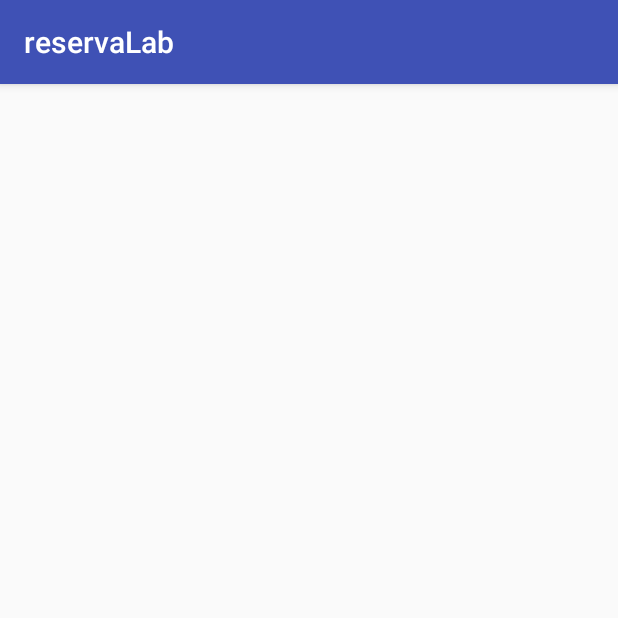
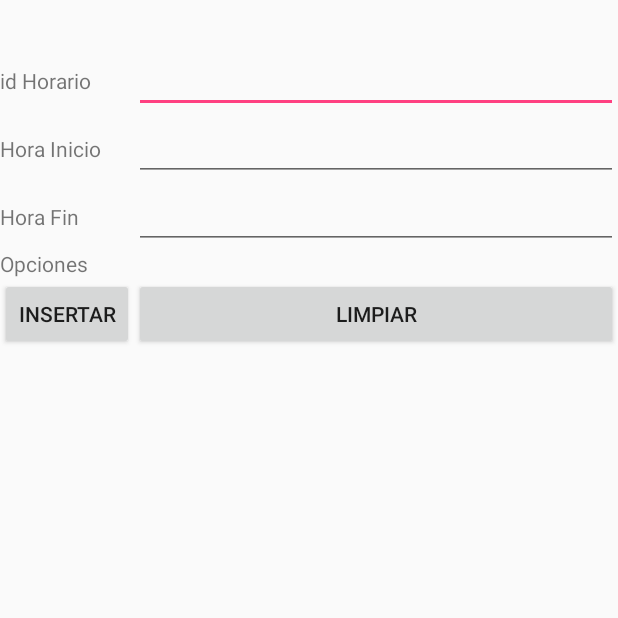
Before and after one commit to VeronicaC8/reservaLab, an Android app: the HorarioInsertarActivity screen opened directly, with no data from a screen before it, on a phone screen of 412 x 824 dp, the top half of it. Run offline under Robolectric (Android 15) with nearby library versions, the phone set to English and light mode, and no system bars.

```diff
--- a/app/src/main/java/com/example/oscar/reservalab/DiaMenuActivity.java
+++ b/app/src/main/java/com/example/oscar/reservalab/DiaMenuActivity.java
@@ -30,11 +30,8 @@ public class DiaMenuActivity extends ListActivity {
     protected void onListItemClick(ListView l, View v, int position, long id){
         super.onListItemClick(l,v,position,id);
         String nombreValue=activities[position];
-
-  //      l.getChildAt(position).setBackgroundColor(Color.rgb(128,128,255));
-
         try{
-            Class<?> clase=Class.forName("package com.example.oscar.reservalab;."+nombreValue);
+            Class<?> clase=Class.forName("com.example.oscar.reservalab."+nombreValue);
             Intent inte=new Intent(this,clase);
             this.startActivity(inte);
         }catch(ClassNotFoundException e){
--- a/app/src/main/java/com/example/oscar/reservalab/HorarioInsertarActivity.java
+++ b/app/src/main/java/com/example/oscar/reservalab/HorarioInsertarActivity.java
@@ -1,13 +1,48 @@
 package com.example.oscar.reservalab;
 
+import android.app.Activity;
+import android.content.Intent;
 import android.support.v7.app.AppCompatActivity;
 import android.os.Bundle;
+import android.view.View;
+import android.widget.EditText;
+import android.widget.Toast;
 
-public class HorarioInsertarActivity extends AppCompatActivity {
+public class HorarioInsertarActivity extends Activity {
 
-    @Override
-    protected void onCreate(Bundle savedInstanceState) {
+    ControlBDReservacionLab helper;
+    EditText editIdHorario;
+    EditText editHoraInicio;
+    EditText editHoraFin;
+
+   // @Override
+    public void onCreate(Bundle savedInstanceState) {
         super.onCreate(savedInstanceState);
         setContentView(R.layout.activity_horario_insertar);
+        helper = new ControlBDReservacionLab(this);
+
+        editIdHorario = (EditText) findViewById(R.id.editIdHorario);
+        editHoraInicio = (EditText) findViewById(R.id.editHorarioInicio);
+        editHoraFin = (EditText) findViewById(R.id.editHoraFin);
+    }
+    public void insertarHorario(View v) {
+        Integer idHorario = Integer.valueOf(editIdHorario.getText().toString());
+        String horaInicio = editHoraInicio.getText().toString();
+        String horaFin = editHoraFin.getText().toString();
+        String regInsertados;
+        Horario horario = new Horario();
+        horario.setIdHorario(idHorario);
+        horario.setHoraInicio(horaInicio);
+        horario.setHoraFin(horaFin);
+        helper.abrir();
+        regInsertados = helper.insertar(horario);
+        helper.cerrar();
+        Toast.makeText(this, regInsertados, Toast.LENGTH_SHORT).show();
+
+    }
+    public void limpiarTexto(View v){
+        editIdHorario.setText("");
+        editHoraInicio.setText("");
+        editHoraFin.setText("");
     }
 }
--- a/app/src/main/java/com/example/oscar/reservalab/MainActivity.java
+++ b/app/src/main/java/com/example/oscar/reservalab/MainActivity.java
@@ -11,7 +11,7 @@ import android.widget.Toast;
 
 public class MainActivity extends ListActivity {
 
-    String[] menu={"Ciclo","Asignatura","Asignacion de Asignatura", "Reservacion","Tipo de Carga", "Carga","Profesor","Asignacion Carga","TipoComputo","usuario","Tabla Dia","Tabla Horario","Tabla Laboratorio","LLenar Base de Datos"};
+    String[] menu={"Ciclo","Asignatura","Asignacion de Asignatura", "Reservacion","Tipo de Carga", "Carga","Profesor","Asignacion Carga","TipoComputo","Usuario","Dia","Horario","Laboratorio","LLenar Base de Datos"};
     String[] activities={"CicloMenuActivity","AsignaturaMenuActivity","asignacionAsignaturaMenuActivity","ReservacionMenuActivity", "TipoCargaMenuActivity","CargaMenuActivity","ProfesorMenuActivity","AsignacionCargaMenuActivity","TipoComputoMenuActivity","UsuarioMenuActivity","DiaMenuActivity","HorarioMenuActivity","LaboratorioMenuActivity"};
     ControlBDReservacionLab BDhelper;
 
--- a/app/src/main/res/layout/activity_dia_actualizar.xml
+++ b/app/src/main/res/layout/activity_dia_actualizar.xml
@@ -5,14 +5,14 @@
     android:paddingTop="10dip"
     android:stretchColumns="1" >
     <TableRow>
-        <TextView android:text="@string/iddia" />
+        <TextView android:text="@string/idDia" />
         <EditText
             android:id="@+id/editIdDia"
             android:inputType="number"
             android:maxLength="2" />
     </TableRow>
     <TableRow>
-        <TextView android:text="@string/nomdia" />
+        <TextView android:text="@string/nomDia" />
         <EditText
             android:id="@+id/editNomDia"
             android:inputType="text"
--- a/app/src/main/res/layout/activity_dia_consultar.xml
+++ b/app/src/main/res/layout/activity_dia_consultar.xml
@@ -6,7 +6,7 @@
     <TextView
         android:layout_width="wrap_content"
         android:layout_height="wrap_content"
-        android:text="@string/iddia"/>
+        android:text="@string/idDia"/>
     <EditText
         android:id="@+id/editIdDia"
         android:layout_width="200dp"
@@ -33,7 +33,7 @@
     <TextView
         android:layout_width="wrap_content"
         android:layout_height="wrap_content"
-        android:text="@string/nomdia" />
+        android:text="@string/nomDia" />
     <EditText
         android:id="@+id/editNomDia"
         android:layout_width="fill_parent"
--- a/app/src/main/res/layout/activity_dia_eliminar.xml
+++ b/app/src/main/res/layout/activity_dia_eliminar.xml
@@ -6,7 +6,7 @@
     <TextView
         android:layout_width="wrap_content"
         android:layout_height="wrap_content"
-        android:text="@string/iddia" />
+        android:text="@string/idDia" />
     <EditText
         android:id="@+id/editIdDia"
         android:layout_width="fill_parent"
--- a/app/src/main/res/layout/activity_dia_insertar.xml
+++ b/app/src/main/res/layout/activity_dia_insertar.xml
@@ -5,14 +5,14 @@
     android:paddingTop="30dip"
     android:stretchColumns="1" >
     <TableRow>
-        <TextView android:text="@string/iddia"/>
+        <TextView android:text="@string/idDia"/>
         <EditText
             android:id="@+id/editIdDia"
             android:inputType="number"
             android:maxLength="2" />
     </TableRow>
     <TableRow>
-        <TextView android:text="@string/nomdia" />
+        <TextView android:text="@string/nomDia" />
         <EditText
             android:id="@+id/editNomDia"
             android:inputType="text"
--- a/app/src/main/res/layout/activity_horario_consultar.xml
+++ b/app/src/main/res/layout/activity_horario_consultar.xml
@@ -6,7 +6,7 @@
     <TextView
         android:layout_width="wrap_content"
         android:layout_height="wrap_content"
-        android:text="@string/idhorario"/>
+        android:text="@string/idHorario"/>
     <EditText
         android:id="@+id/editIdHorario"
         android:layout_width="200dp"
@@ -34,7 +34,7 @@
     <TextView
         android:layout_width="wrap_content"
         android:layout_height="wrap_content"
-        android:text="@string/horainicio" />
+        android:text="@string/horaInicio" />
     <EditText
         android:id="@+id/editHorarioInicio"
         android:layout_width="fill_parent"
@@ -48,7 +48,7 @@
     <TextView
         android:layout_width="wrap_content"
         android:layout_height="wrap_content"
-        android:text="@string/horafin" />
+        android:text="@string/horaFin" />
     <EditText
         android:id="@+id/editHoraFin"
         android:layout_width="fill_parent"
--- a/app/src/main/res/layout/activity_horario_insertar.xml
+++ b/app/src/main/res/layout/activity_horario_insertar.xml
@@ -1,9 +1,39 @@
 <?xml version="1.0" encoding="utf-8"?>
-<android.support.constraint.ConstraintLayout xmlns:android="http://schemas.android.com/apk/res/android"
-    xmlns:app="http://schemas.android.com/apk/res-auto"
-    xmlns:tools="http://schemas.android.com/tools"
-    android:layout_width="match_parent"
-    android:layout_height="match_parent"
-    tools:context=".HorarioInsertarActivity">
-
-</android.support.constraint.ConstraintLayout>
+<TableLayout xmlns:android="http://schemas.android.com/apk/res/android"
+    android:layout_width="fill_parent"
+    android:layout_height="wrap_content"
+    android:paddingTop="30dip"
+    android:stretchColumns="1" >
+    <TableRow>
+        <TextView android:text="@string/idHorario"/>
+        <EditText
+            android:id="@+id/editIdHorario"
+            android:inputType="number"
+            android:maxLength="7" />
+    </TableRow>
+    <TableRow>
+        <TextView android:text="@string/horaInicio" />
+        <EditText
+            android:id="@+id/editHorarioInicio"
+            android:inputType="text"
+            android:maxLength="8" />
+    </TableRow>
+    <TableRow>
+        <TextView android:text="@string/horaFin" />
+        <EditText
+            android:id="@+id/editHoraFin"
+            android:inputType="text"
+            android:maxLength="8" />
+    </TableRow>
+    <TableRow>
+        <TextView android:text="@string/opciones" />
+    </TableRow>
+    <TableRow>
+        <Button
+            android:onClick="insertarHorario"
+            android:text="@string/insertar" />
+        <Button
+            android:onClick="limpiarTexto"
+            android:text="@string/limpiar" />
+    </TableRow>
+</TableLayout>
--- a/app/src/main/res/layout/activity_laboratorio_actualizar.xml
+++ b/app/src/main/res/layout/activity_laboratorio_actualizar.xml
@@ -5,14 +5,14 @@
     android:paddingTop="10dip"
     android:stretchColumns="1" >
     <TableRow>
-        <TextView android:text="@string/codlaboratorio" />
+        <TextView android:text="@string/codLaboratorio" />
         <EditText
             android:id="@+id/editCodLaboratorio"
             android:inputType="text"
             android:maxLength="6" />
     </TableRow>
     <TableRow>
-        <TextView android:text="@string/idtipocomputo" />
+        <TextView android:text="@string/idTipoComputo" />
         <EditText
             android:id="@+id/editTipoComputo"
             android:inputType="number"
--- a/app/src/main/res/layout/activity_laboratorio_consultar.xml
+++ b/app/src/main/res/layout/activity_laboratorio_consultar.xml
@@ -6,7 +6,7 @@
     <TextView
         android:layout_width="wrap_content"
         android:layout_height="wrap_content"
-        android:text="@string/codlaboratorio"/>
+        android:text="@string/codLaboratorio"/>
     <EditText
         android:id="@+id/editCodLaboratorio"
         android:layout_width="200dp"
@@ -33,7 +33,7 @@
     <TextView
         android:layout_width="wrap_content"
         android:layout_height="wrap_content"
-        android:text="@string/idtipocomputo" />
+        android:text="@string/idTipoComputo" />
     <EditText
         android:id="@+id/editTipoComputo"
         android:layout_width="100dp"
--- a/app/src/main/res/layout/activity_laboratorio_eliminar.xml
+++ b/app/src/main/res/layout/activity_laboratorio_eliminar.xml
@@ -7,7 +7,7 @@
         <TextView
             android:layout_width="wrap_content"
             android:layout_height="wrap_content"
-            android:text="@string/codlaboratorio"/>
+            android:text="@string/codLaboratorio"/>
         <EditText
             android:id="@+id/editCodLaboratorio"
             android:layout_width="fill_parent"
--- a/app/src/main/res/layout/activity_laboratorio_insertar.xml
+++ b/app/src/main/res/layout/activity_laboratorio_insertar.xml
@@ -5,14 +5,14 @@
     android:paddingTop="10dip"
     android:stretchColumns="1" >
     <TableRow>
-        <TextView android:text="@string/codlaboratorio" />
+        <TextView android:text="@string/codLaboratorio" />
         <EditText
             android:id="@+id/editCodLaboratorio"
             android:inputType="text"
             android:maxLength="6" />
     </TableRow>
     <TableRow>
-        <TextView android:text="@string/idtipocomputo"/>
+        <TextView android:text="@string/idTipoComputo"/>
         <EditText
             android:id="@+id/editTipoComputo"
             android:inputType="number"
```
Also changed, not shown: app/src/main/java/com/example/oscar/reservalab/ControlBDReservacionLab.java (+25 -29 lines), app/src/main/java/com/example/oscar/reservalab/HorarioMenuActivity.java (+4 -6 lines), app/src/main/java/com/example/oscar/reservalab/LaboratorioMenuActivity.java (+3 -9 lines), app/src/main/res/values/strings.xml (+7 -10 lines).
